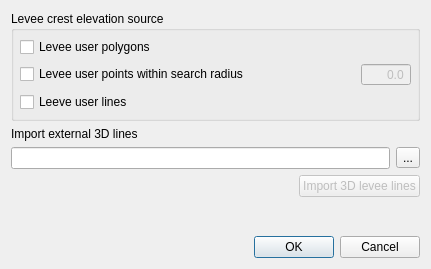
Old version of the form flo2d/ui/levees_elevation.ui in the repository FLO-2DSoftware/qgis-flo-2d-plugin.
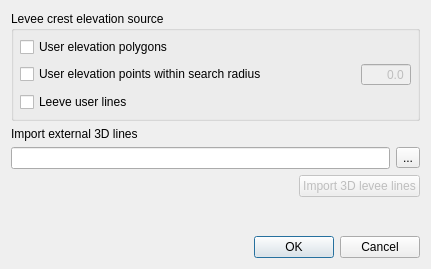
New version of the form.

Diff of the .ui file:
```diff
--- a/flo2d/ui/levees_elevation.ui
+++ b/flo2d/ui/levees_elevation.ui
@@ -32,7 +32,7 @@
       <item>
        <widget class="QCheckBox" name="elev_polygons_chbox">
         <property name="text">
-         <string>Levee user polygons</string>
+         <string>User elevation polygons</string>
         </property>
        </widget>
       </item>
@@ -50,7 +50,7 @@
            </sizepolicy>
           </property>
           <property name="text">
-           <string>Levee user points within search radius</string>
+           <string>User elevation points within search radius</string>
           </property>
           <property name="checked">
            <bool>false</bool>
```
